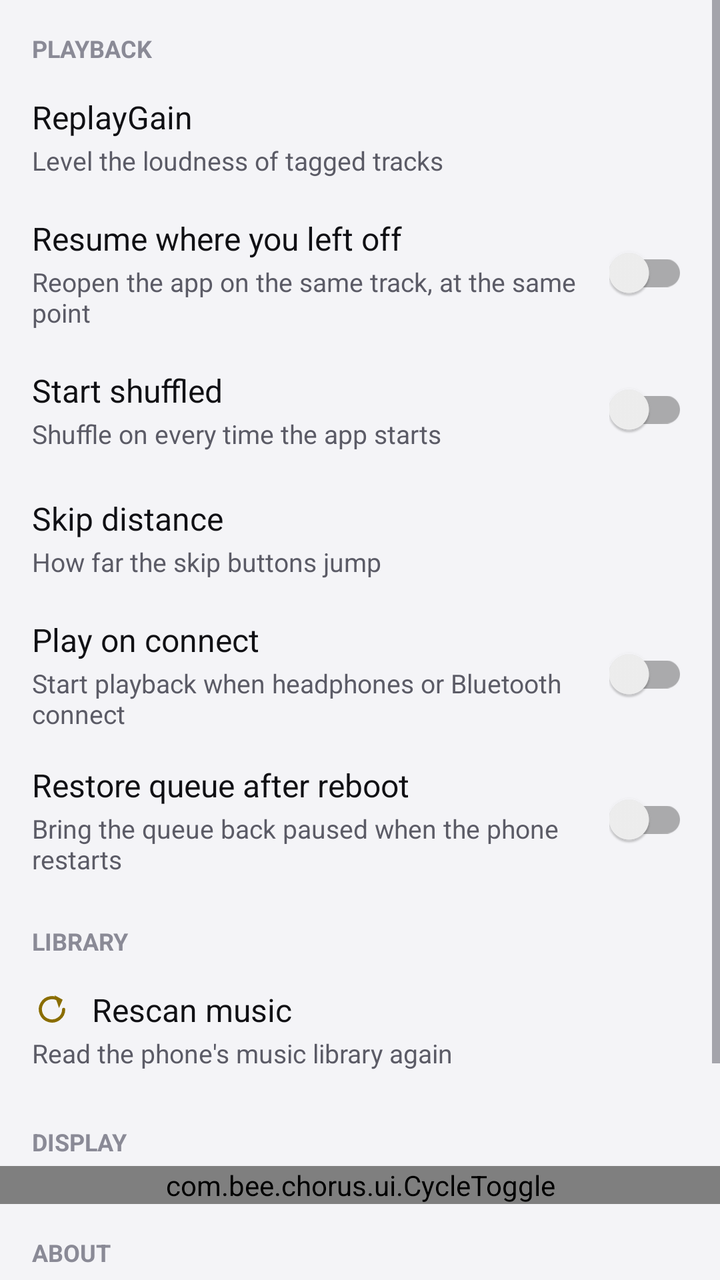
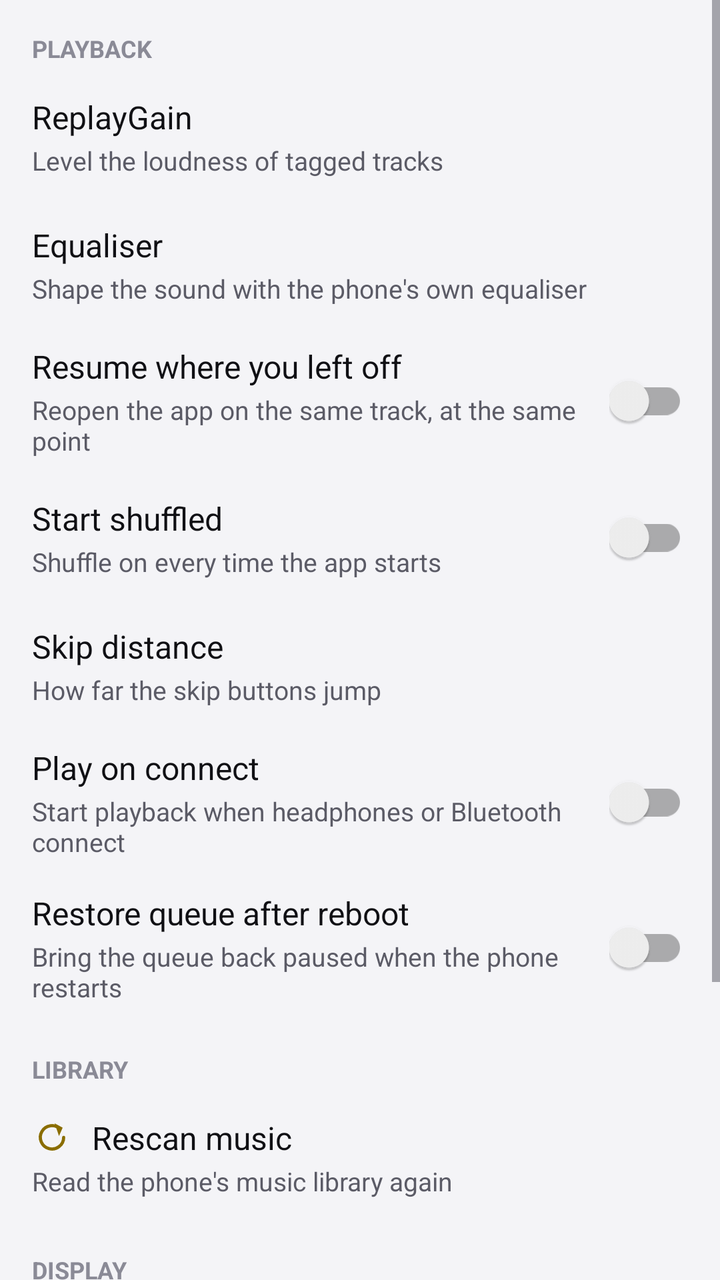

Two renders of the same Android screen: before a commit and after it. Below are the layout's source before the change and the commit's diff.
<!-- AndroidManifest.xml: application theme Theme.Chorus -->
<!-- res/layout/view_settings.xml -->
<?xml version="1.0" encoding="utf-8"?>
<ScrollView xmlns:android="http://schemas.android.com/apk/res/android"
    android:id="@+id/settings_scroll"
    android:layout_width="match_parent"
    android:layout_height="match_parent"
    android:fillViewport="true">

    <LinearLayout
        android:layout_width="match_parent"
        android:layout_height="wrap_content"
        android:orientation="vertical"
        android:paddingBottom="24dp">

        

        <TextView
            android:layout_width="match_parent"
            android:layout_height="wrap_content"
            android:paddingStart="16dp"
            android:paddingTop="16dp"
            android:paddingEnd="16dp"
            android:paddingBottom="4dp"
            android:text="Playback"
            android:textAllCaps="true"
            android:textColor="?attr/chorusTextMuted"
            android:textSize="12sp"
            android:textStyle="bold" />

        
        <LinearLayout
            android:id="@+id/settings_replaygain"
            android:layout_width="match_parent"
            android:layout_height="wrap_content"
            android:background="?android:attr/selectableItemBackground"
            android:clickable="true"
            android:focusable="true"
            android:gravity="center_vertical"
            android:minHeight="64dp"
            android:orientation="horizontal"
            android:paddingStart="16dp"
            android:paddingTop="8dp"
            android:paddingEnd="16dp"
            android:paddingBottom="8dp">

            <LinearLayout
                android:layout_width="0dp"
                android:layout_height="wrap_content"
                android:layout_weight="1"
                android:orientation="vertical">

                <TextView
                    android:layout_width="match_parent"
                    android:layout_height="wrap_content"
                    android:text="ReplayGain"
                    android:textColor="?android:attr/textColorPrimary"
                    android:textSize="16sp" />

                <TextView
                    android:layout_width="match_parent"
                    android:layout_height="wrap_content"
                    android:layout_marginTop="2dp"
                    android:text="Level the loudness of tagged tracks"
                    android:textColor="?android:attr/textColorSecondary"
                    android:textSize="13sp" />
            </LinearLayout>

            <TextView
                android:id="@+id/settings_replaygain_value"
                android:layout_width="wrap_content"
                android:layout_height="wrap_content"
                android:layout_marginStart="12dp"
                android:textColor="?attr/chorusAccentText"
                android:textSize="15sp" />
        </LinearLayout>

        
        <LinearLayout
            android:layout_width="match_parent"
            android:layout_height="wrap_content"
            android:gravity="center_vertical"
            android:minHeight="64dp"
            android:orientation="horizontal"
            android:paddingStart="16dp"
            android:paddingTop="8dp"
            android:paddingEnd="16dp"
            android:paddingBottom="8dp">

            <LinearLayout
                android:layout_width="0dp"
                android:layout_height="wrap_content"
                android:layout_weight="1"
                android:orientation="vertical">

                <TextView
                    android:layout_width="match_parent"
                    android:layout_height="wrap_content"
                    android:text="Resume where you left off"
                    android:textColor="?android:attr/textColorPrimary"
                    android:textSize="16sp" />

                <TextView
                    android:layout_width="match_parent"
                    android:layout_height="wrap_content"
                    android:layout_marginTop="2dp"
                    android:text="Reopen the app on the same track, at the same point"
                    android:textColor="?android:attr/textColorSecondary"
                    android:textSize="13sp" />
            </LinearLayout>

            <androidx.appcompat.widget.SwitchCompat
                android:id="@+id/settings_resume_switch"
                android:layout_width="wrap_content"
                android:layout_height="wrap_content"
                android:layout_marginStart="12dp"
                android:contentDescription="Resume where you left off" />
        </LinearLayout>

        
        <LinearLayout
            android:layout_width="match_parent"
            android:layout_height="wrap_content"
            android:gravity="center_vertical"
            android:minHeight="64dp"
            android:orientation="horizontal"
            android:paddingStart="16dp"
            android:paddingTop="8dp"
            android:paddingEnd="16dp"
            android:paddingBottom="8dp">

            <LinearLayout
                android:layout_width="0dp"
                android:layout_height="wrap_content"
                android:layout_weight="1"
                android:orientation="vertical">

                <TextView
                    android:layout_width="match_parent"
                    android:layout_height="wrap_content"
                    android:text="Start shuffled"
                    android:textColor="?android:attr/textColorPrimary"
                    android:textSize="16sp" />

                <TextView
                    android:layout_width="match_parent"
                    android:layout_height="wrap_content"
                    android:layout_marginTop="2dp"
                    android:text="Shuffle on every time the app starts"
                    android:textColor="?android:attr/textColorSecondary"
                    android:textSize="13sp" />
            </LinearLayout>

            <androidx.appcompat.widget.SwitchCompat
                android:id="@+id/settings_shuffle_switch"
                android:layout_width="wrap_content"
                android:layout_height="wrap_content"
                android:layout_marginStart="12dp"
                android:contentDescription="Start shuffled" />
        </LinearLayout>

        
        <LinearLayout
            android:id="@+id/settings_skip"
            android:layout_width="match_parent"
            android:layout_height="wrap_content"
            android:background="?android:attr/selectableItemBackground"
            android:clickable="true"
            android:focusable="true"
            android:gravity="center_vertical"
            android:minHeight="64dp"
            android:orientation="horizontal"
            android:paddingStart="16dp"
            android:paddingTop="8dp"
            android:paddingEnd="16dp"
            android:paddingBottom="8dp">

            <LinearLayout
                android:layout_width="0dp"
                android:layout_height="wrap_content"
                android:layout_weight="1"
                android:orientation="vertical">

                <TextView
                    android:layout_width="match_parent"
                    android:layout_height="wrap_content"
                    android:text="Skip distance"
                    android:textColor="?android:attr/textColorPrimary"
                    android:textSize="16sp" />

                <TextView
                    android:layout_width="match_parent"
                    android:layout_height="wrap_content"
                    android:layout_marginTop="2dp"
                    android:text="How far the skip buttons jump"
                    android:textColor="?android:attr/textColorSecondary"
                    android:textSize="13sp" />
            </LinearLayout>

            <TextView
                android:id="@+id/settings_skip_value"
                android:layout_width="wrap_content"
                android:layout_height="wrap_content"
                android:layout_marginStart="12dp"
                android:textColor="?attr/chorusAccentText"
                android:textSize="15sp" />
        </LinearLayout>

        
        <LinearLayout
            android:layout_width="match_parent"
            android:layout_height="wrap_content"
            android:gravity="center_vertical"
            android:minHeight="64dp"
            android:orientation="horizontal"
            android:paddingStart="16dp"
            android:paddingTop="8dp"
            android:paddingEnd="16dp"
            android:paddingBottom="8dp">

            <LinearLayout
                android:layout_width="0dp"
                android:layout_height="wrap_content"
                android:layout_weight="1"
                android:orientation="vertical">

                <TextView
                    android:layout_width="match_parent"
                    android:layout_height="wrap_content"
                    android:text="Play on connect"
                    android:textColor="?android:attr/textColorPrimary"
                    android:textSize="16sp" />

                <TextView
                    android:layout_width="match_parent"
                    android:layout_height="wrap_content"
                    android:layout_marginTop="2dp"
                    android:text="Start playback when headphones or Bluetooth connect"
                    android:textColor="?android:attr/textColorSecondary"
                    android:textSize="13sp" />
            </LinearLayout>

            <androidx.appcompat.widget.SwitchCompat
                android:id="@+id/settings_connect_switch"
                android:layout_width="wrap_content"
                android:layout_height="wrap_content"
                android:layout_marginStart="12dp"
                android:contentDescription="Play on connect" />
        </LinearLayout>

        
        <LinearLayout
            android:layout_width="match_parent"
            android:layout_height="wrap_content"
            android:gravity="center_vertical"
            android:minHeight="64dp"
            android:orientation="horizontal"
            android:paddingStart="16dp"
            android:paddingTop="8dp"
            android:paddingEnd="16dp"
            android:paddingBottom="8dp">

            <LinearLayout
                android:layout_width="0dp"
                android:layout_height="wrap_content"
                android:layout_weight="1"
                android:orientation="vertical">

                <TextView
                    android:layout_width="match_parent"
                    android:layout_height="wrap_content"
                    android:text="Restore queue after reboot"
                    android:textColor="?android:attr/textColorPrimary"
                    android:textSize="16sp" />

                <TextView
                    android:layout_width="match_parent"
                    android:layout_height="wrap_content"
                    android:layout_marginTop="2dp"
                    android:text="Bring the queue back paused when the phone restarts"
                    android:textColor="?android:attr/textColorSecondary"
                    android:textSize="13sp" />
            </LinearLayout>

            <androidx.appcompat.widget.SwitchCompat
                android:id="@+id/settings_boot_switch"
                android:layout_width="wrap_content"
                android:layout_height="wrap_content"
                android:layout_marginStart="12dp"
                android:contentDescription="Restore queue after reboot" />
        </LinearLayout>

        

        <TextView
            android:layout_width="match_parent"
            android:layout_height="wrap_content"
            android:paddingStart="16dp"
            android:paddingTop="16dp"
            android:paddingEnd="16dp"
            android:paddingBottom="4dp"
            android:text="Library"
            android:textAllCaps="true"
            android:textColor="?attr/chorusTextMuted"
            android:textSize="12sp"
            android:textStyle="bold" />

        
        <LinearLayout
            android:id="@+id/settings_rescan"
            android:layout_width="match_parent"
            android:layout_height="wrap_content"
            android:background="?android:attr/selectableItemBackground"
            android:clickable="true"
            android:focusable="true"
            android:gravity="center_vertical"
            android:minHeight="64dp"
            android:orientation="horizontal"
            android:paddingStart="16dp"
            android:paddingTop="8dp"
            android:paddingEnd="16dp"
            android:paddingBottom="8dp">

            <LinearLayout
                android:layout_width="0dp"
                android:layout_height="wrap_content"
                android:layout_weight="1"
                android:orientation="vertical">

                <TextView
                    android:layout_width="match_parent"
                    android:layout_height="wrap_content"
                    android:drawablePadding="10dp"
                    android:drawableTint="?attr/chorusAccentText"
                    android:drawableStart="@drawable/ic_rescan"
                    android:gravity="center_vertical"
                    android:text="Rescan music"
                    android:textColor="?android:attr/textColorPrimary"
                    android:textSize="16sp" />

                <TextView
                    android:layout_width="match_parent"
                    android:layout_height="wrap_content"
                    android:layout_marginTop="2dp"
                    android:text="Read the phone's music library again"
                    android:textColor="?android:attr/textColorSecondary"
                    android:textSize="13sp" />
            </LinearLayout>
        </LinearLayout>

        

        <TextView
            android:layout_width="match_parent"
            android:layout_height="wrap_content"
            android:paddingStart="16dp"
            android:paddingTop="16dp"
            android:paddingEnd="16dp"
            android:paddingBottom="4dp"
            android:text="Display"
            android:textAllCaps="true"
            android:textColor="?attr/chorusTextMuted"
            android:textSize="12sp"
            android:textStyle="bold" />

        
        <com.bee.chorus.ui.CycleToggle
            android:id="@+id/cycle_toggle"
            android:layout_width="match_parent"
            android:layout_height="wrap_content" />

        

        <TextView
            android:layout_width="match_parent"
            android:layout_height="wrap_content"
            android:paddingStart="16dp"
            android:paddingTop="16dp"
            android:paddingEnd="16dp"
            android:paddingBottom="4dp"
            android:text="About"
            android:textAllCaps="true"
            android:textColor="?attr/chorusTextMuted"
            android:textSize="12sp"
            android:textStyle="bold" />

        <LinearLayout
            android:id="@+id/settings_about"
            android:layout_width="match_parent"
            android:layout_height="wrap_content"
            android:background="?android:attr/selectableItemBackground"
            android:clickable="true"
            android:focusable="true"
            android:gravity="center_vertical"
            android:minHeight="64dp"
            android:orientation="horizontal"
            android:paddingStart="16dp"
            android:paddingTop="8dp"
            android:paddingEnd="16dp"
            android:paddingBottom="8dp">

            <LinearLayout
                android:layout_width="0dp"
                android:layout_height="wrap_content"
                android:layout_weight="1"
                android:orientation="vertical">

                <TextView
                    android:layout_width="match_parent"
                    android:layout_height="wrap_content"
                    android:text="Version and licences"
                    android:textColor="?android:attr/textColorPrimary"
                    android:textSize="16sp" />

                <TextView
                    android:layout_width="match_parent"
                    android:layout_height="wrap_content"
                    android:layout_marginTop="2dp"
                    android:text="What Chorus is, and what it is built on"
                    android:textColor="?android:attr/textColorSecondary"
                    android:textSize="13sp" />
            </LinearLayout>
        </LinearLayout>

        <TextView
            android:id="@+id/settings_about_text"
            android:layout_width="match_parent"
            android:layout_height="wrap_content"
            android:paddingStart="16dp"
            android:paddingTop="8dp"
            android:paddingEnd="16dp"
            android:lineSpacingExtra="3dp"
            android:text="Chorus plays music stored on this phone only. It has no internet permission, no analytics and no ads."
            android:textColor="?android:attr/textColorSecondary"
            android:textSize="13sp" />
    </LinearLayout>
</ScrollView>
<!-- resources referenced by this layout -->
<resources>
  <!-- drawable ic_rescan (drawable) -->
  <?xml version="1.0" encoding="utf-8"?>
  <vector xmlns:android="http://schemas.android.com/apk/res/android"
      android:width="20dp"
      android:height="20dp"
      android:viewportWidth="24"
      android:viewportHeight="24">
      <path
          android:fillColor="#00000000"
          android:pathData="M19,12 a7,7 0 1 1 -2.1,-5"
          android:strokeColor="#FFFFFFFF"
          android:strokeLineCap="round"
          android:strokeWidth="1.9" />
      <path
          android:fillColor="#FFFFFFFF"
          android:pathData="M13.6,3.6 L18.4,6.2 L16.2,11.2 Z" />
  </vector>
  <style name="Theme.Chorus" parent="Theme.Chorus.Base" />
  <color name="chorus_light_bg">#FFF4F4F7</color>
  <color name="chorus_light_status_bar">@color/chorus_light_bg</color>
  <color name="chorus_light_nav_bar">@color/chorus_light_bg</color>
  <color name="chorus_light_text_primary">#FF101014</color>
  <color name="chorus_light_text_secondary">#FF5B5B66</color>
  <color name="chorus_light_surface">#FFFFFFFF</color>
  <color name="chorus_light_surface_elevated">#FFFFFFFF</color>
  <color name="chorus_light_text_muted">#FF8A8A96</color>
  <color name="chorus_light_divider">#1F000000</color>
  <color name="chorus_light_accent">#FFFFC107</color>
  <color name="chorus_light_accent_text">#FF8A6D00</color>
  <color name="chorus_light_player_bg">#FFF4F4F7</color>
  <color name="chorus_light_player_text">#FF101014</color>
  <color name="chorus_light_player_text_secondary">#B3101014</color>
  <color name="chorus_light_player_text_muted">#99101014</color>
  <color name="chorus_light_player_text_shadow">#00000000</color>
  <color name="chorus_light_player_art_card">#FF14141A</color>
  <color name="chorus_light_player_scrim_mid">#CCFFFFFF</color>
  <color name="chorus_light_player_scrim_low">#F2FFFFFF</color>
  <color name="chorus_light_player_scrim_end">#FAFFFFFF</color>
  <color name="chorus_light_player_surface">#FF101014</color>
  <color name="chorus_light_player_on_surface">#FFFFFFFF</color>
  <color name="chorus_light_player_pill">#1F000000</color>
  <color name="chorus_light_player_pill_border">#33000000</color>
  <color name="chorus_light_player_pill_on">#66FFC107</color>
  <color name="chorus_light_player_on_pill_text">#FF101014</color>
  <color name="chorus_light_player_pill_strong">#FF101014</color>
  <color name="chorus_light_player_on_strong_pill_text">#FFFFFFFF</color>
  <color name="chorus_light_player_ripple">#33000000</color>
  <color name="chorus_light_player_seek_track">#33000000</color>
  <color name="chorus_light_player_seek_thumb">#FF101014</color>
  <color name="chorus_light_player_seek_halo">#40000000</color>
  <style name="Theme.Chorus.Dialog" parent="Theme.AppCompat.DayNight.Dialog.Alert">
          <item name="android:windowBackground">@drawable/dialog_surface</item>
          <item name="android:textColorPrimary">@color/chorus_light_text_primary</item>
          <item name="android:textColorSecondary">@color/chorus_light_text_secondary</item>
          <item name="android:textColorHint">@color/chorus_light_text_muted</item>
          <item name="colorAccent">@color/chorus_light_accent</item>
          <item name="colorControlActivated">@color/chorus_light_accent</item>
          
          <item name="android:colorControlActivated">@color/chorus_light_accent</item>
          <item name="android:colorControlNormal">@color/chorus_light_text_secondary</item>
      </style>
  <!-- drawable dialog_surface (drawable) -->
  <?xml version="1.0" encoding="utf-8"?>
  <shape xmlns:android="http://schemas.android.com/apk/res/android"
      android:shape="rectangle">
      <solid android:color="?attr/chorusSurfaceElevated" />
      <corners android:radius="16dp" />
      <stroke
          android:width="1dp"
          android:color="?attr/chorusDivider" />
  </shape>
  <!-- unchanged entries left out for length: 1 -->
</resources>

<!-- the commit's change to res/layout/view_settings.xml (unified diff, before → after) -->
@@ -75,6 +75,53 @@
 
         
         <LinearLayout
+            android:id="@+id/settings_equaliser"
+            android:layout_width="match_parent"
+            android:layout_height="wrap_content"
+            android:background="?android:attr/selectableItemBackground"
+            android:clickable="true"
+            android:focusable="true"
+            android:gravity="center_vertical"
+            android:minHeight="64dp"
+            android:orientation="horizontal"
+            android:paddingStart="16dp"
+            android:paddingTop="8dp"
+            android:paddingEnd="16dp"
+            android:paddingBottom="8dp">
+
+            <LinearLayout
+                android:layout_width="0dp"
+                android:layout_height="wrap_content"
+                android:layout_weight="1"
+                android:orientation="vertical">
+
+                <TextView
+                    android:layout_width="match_parent"
+                    android:layout_height="wrap_content"
+                    android:text="Equaliser"
+                    android:textColor="?android:attr/textColorPrimary"
+                    android:textSize="16sp" />
+
+                <TextView
+                    android:layout_width="match_parent"
+                    android:layout_height="wrap_content"
+                    android:layout_marginTop="2dp"
+                    android:text="Shape the sound with the phone's own equaliser"
+                    android:textColor="?android:attr/textColorSecondary"
+                    android:textSize="13sp" />
+            </LinearLayout>
+
+            <TextView
+                android:id="@+id/settings_equaliser_value"
+                android:layout_width="wrap_content"
+                android:layout_height="wrap_content"
+                android:layout_marginStart="12dp"
+                android:textColor="?attr/chorusAccentText"
+                android:textSize="15sp" />
+        </LinearLayout>
+
+        
+        <LinearLayout
             android:layout_width="match_parent"
             android:layout_height="wrap_content"
             android:gravity="center_vertical"
